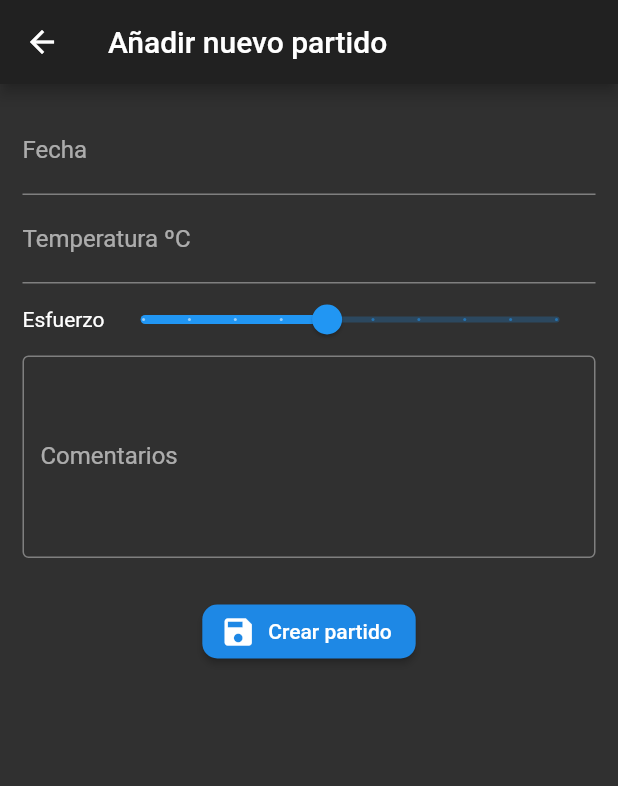
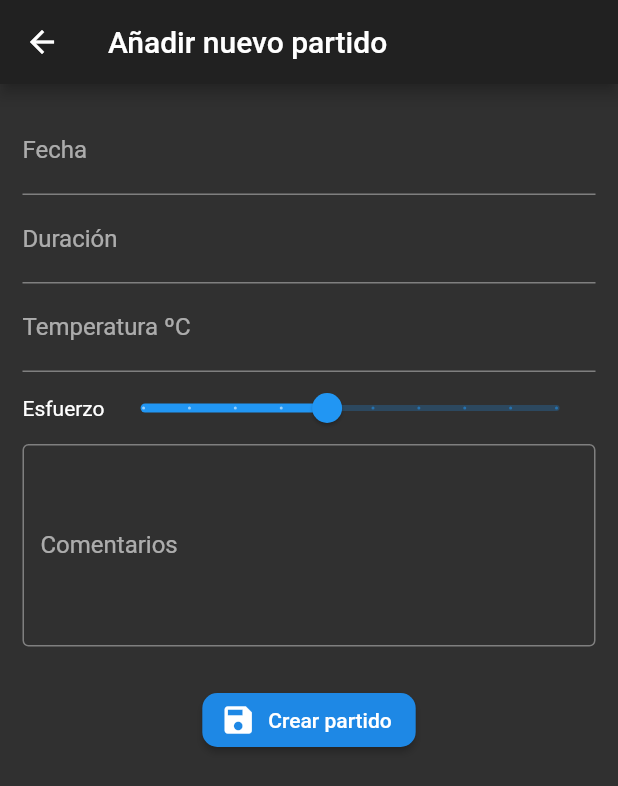
Before and after one commit to carmona44/padel_diary_old, a Flutter app: the MatchFormPage screen opened by its route, on a phone screen of 412 x 824 dp. Shown: the top 786 px of the screen. Run offline on Flutter 3.47's test engine with Material 2 defaults, Android fonts, the phone set to English and light mode, and no system bars; our stand-ins replace modal_bottom_sheet, sqflite; missing offline and left inert: flutter_duration_picker; accounts and stored records are empty.

Commit message:
Added match duration picker

```diff
--- a/lib/pages/forms/match_form_page.dart
+++ b/lib/pages/forms/match_form_page.dart
@@ -2,6 +2,7 @@ import 'package:flutter/material.dart';
 import 'package:padel_diary/models/match_model.dart';
 import 'package:padel_diary/providers/match_provider.dart';
 import 'package:provider/provider.dart';
+import 'package:flutter_duration_picker/flutter_duration_picker.dart';
 
 class MatchFormPage extends StatefulWidget {
   @override
@@ -13,6 +14,7 @@ class _MatchFormPageState extends State<MatchFormPage> {
   Match matchModel = Match();
 
   TextEditingController _dateController = new TextEditingController();
+  TextEditingController _durationController = new TextEditingController();
 
   double _effortSliderValue = 5.0;
 
@@ -43,7 +45,7 @@ class _MatchFormPageState extends State<MatchFormPage> {
                 //_inputTournament(),
                 //_inputBall(),
                 _dateInput(context),
-                //_durationInput(),
+                _durationInput(context),
                 _temperatureInput(),
                 _effortInput(),
                 //_mvpInput(),
@@ -86,6 +88,48 @@ class _MatchFormPageState extends State<MatchFormPage> {
       setState(() {
         matchModel.date = picked.microsecondsSinceEpoch;
         _dateController.text = dateToPrint;
+      });
+    }
+  }
+
+  Widget _durationInput(BuildContext context) {
+    return Theme(
+      data: Theme.of(context).copyWith(
+          accentColor: Colors.blue,
+          textTheme: Theme.of(context).textTheme.apply(
+                bodyColor: Colors.grey,
+                displayColor: Colors.black,
+              )),
+      child: Builder(
+        builder: (context) => TextFormField(
+          enableInteractiveSelection: false,
+          controller: _durationController,
+          decoration:
+              InputDecoration(hintText: 'Duración', labelText: 'Duración'),
+          onTap: () {
+            FocusScope.of(context).requestFocus(new FocusNode());
+            _selectDuration(context);
+          },
+        ),
+      ),
+    );
+  }
+
+  _selectDuration(BuildContext context) async {
+    Duration picked = await showDurationPicker(
+      context: context,
+      initialTime: new Duration(hours: 1, minutes: 30),
+    );
+
+    if (picked != null) {
+      final String pickedDate = picked.toString().split('.')[0];
+      final List<String> dateNumbers = pickedDate.split(':');
+      final String durationToPrint = '${dateNumbers[0]}:${dateNumbers[1]}';
+      final int minutes =
+          int.tryParse(dateNumbers[0]) * 60 + int.tryParse(dateNumbers[1]);
+      setState(() {
+        matchModel.duration = minutes;
+        _durationController.text = durationToPrint;
       });
     }
   }
--- a/pubspec.yaml
+++ b/pubspec.yaml
@@ -27,6 +27,7 @@ dependencies:
   flutter_localizations:
     sdk: flutter
 
+  flutter_duration_picker: "^1.0.0"
 
   # The following adds the Cupertino Icons font to your application.
   # Use with the CupertinoIcons class for iOS style icons.
```
Also changed, not shown: pubspec.lock.
